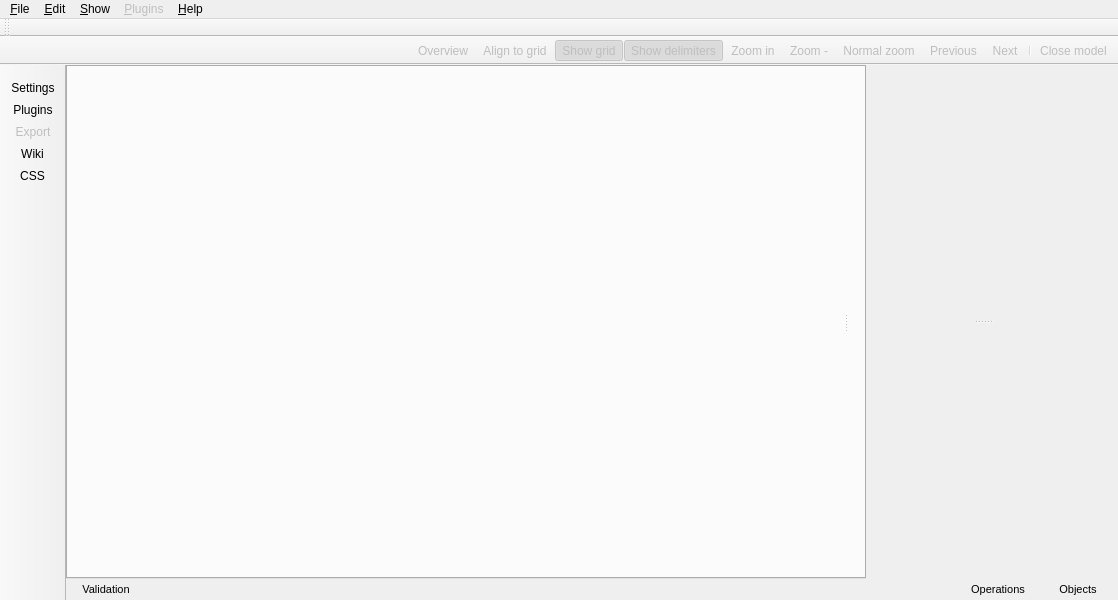
Qt form libpgmodeler_ui/ui/mainwindow.ui (pgmodeler/pgmodeler) before a commit.
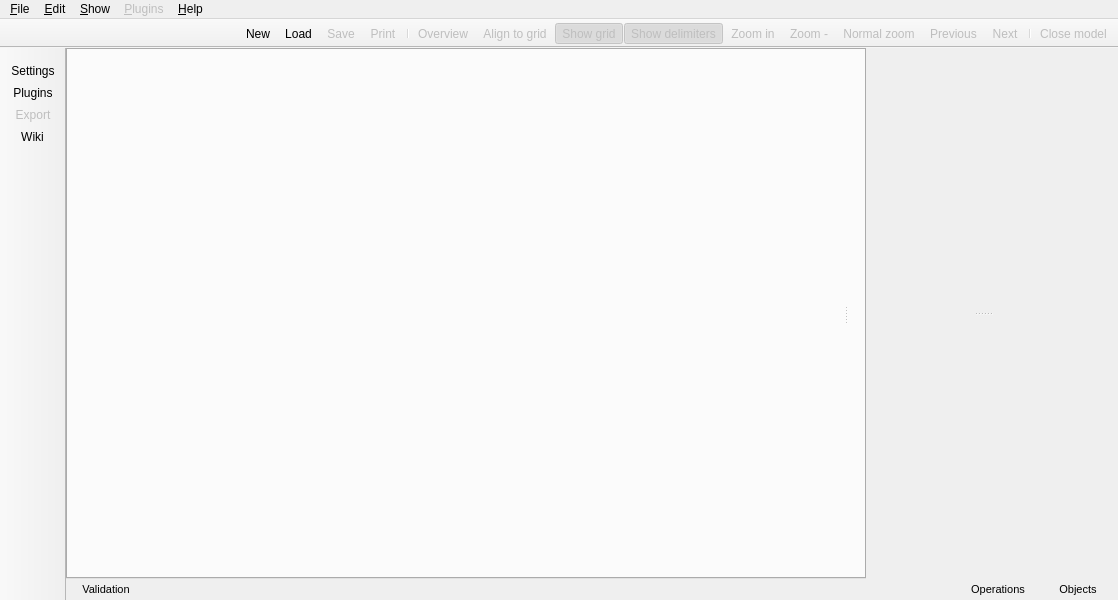
The same form after that commit. Icons and pictures are not drawn.

Commit message: Finished main window restyling.

Diff of the .ui file:
```diff
--- a/libpgmodeler_ui/ui/mainwindow.ui
+++ b/libpgmodeler_ui/ui/mainwindow.ui
@@ -91,6 +91,9 @@
       <property name="opaqueResize">
        <bool>true</bool>
       </property>
+      <property name="handleWidth">
+       <number>5</number>
+      </property>
       <property name="childrenCollapsible">
        <bool>false</bool>
       </property>
@@ -172,6 +175,9 @@
           <property name="orientation">
            <enum>Qt::Vertical</enum>
           </property>
+          <property name="handleWidth">
+           <number>5</number>
+          </property>
           <property name="childrenCollapsible">
            <bool>false</bool>
           </property>
@@ -413,55 +419,6 @@
    <addaction name="plugins_menu"/>
    <addaction name="about_menu"/>
   </widget>
-  <widget class="QToolBar" name="plugins_tb">
-   <property name="enabled">
-    <bool>true</bool>
-   </property>
-   <property name="sizePolicy">
-    <sizepolicy hsizetype="Preferred" vsizetype="Fixed">
-     <horstretch>0</horstretch>
-     <verstretch>0</verstretch>
-    </sizepolicy>
-   </property>
-   <property name="minimumSize">
-    <size>
-     <width>0</width>
-     <height>0</height>
-    </size>
-   </property>
-   <property name="font">
-    <font>
-     <pointsize>7</pointsize>
-    </font>
-   </property>
-   <property name="windowTitle">
-    <string>Plugins</string>
-   </property>
-   <property name="movable">
-    <bool>true</bool>
-   </property>
-   <property name="allowedAreas">
-    <set>Qt::AllToolBarAreas</set>
-   </property>
-   <property name="iconSize">
-    <size>
-     <width>32</width>
-     <height>32</height>
-    </size>
-   </property>
-   <property name="toolButtonStyle">
-    <enum>Qt::ToolButtonTextUnderIcon</enum>
-   </property>
-   <property name="floatable">
-    <bool>false</bool>
-   </property>
-   <attribute name="toolBarArea">
-    <enum>TopToolBarArea</enum>
-   </attribute>
-   <attribute name="toolBarBreak">
-    <bool>false</bool>
-   </attribute>
-  </widget>
   <widget class="QToolBar" name="control_tb">
    <property name="minimumSize">
     <size>
@@ -500,7 +457,7 @@
     <enum>TopToolBarArea</enum>
    </attribute>
    <attribute name="toolBarBreak">
-    <bool>true</bool>
+    <bool>false</bool>
    </attribute>
    <addaction name="action_close_model"/>
    <addaction name="separator"/>
@@ -513,6 +470,11 @@
    <addaction name="action_show_grid"/>
    <addaction name="action_alin_objs_grade"/>
    <addaction name="action_overview"/>
+   <addaction name="separator"/>
+   <addaction name="action_print"/>
+   <addaction name="action_save_model"/>
+   <addaction name="action_load_model"/>
+   <addaction name="action_new_model"/>
   </widget>
   <widget class="QToolBar" name="model_tb">
    <property name="minimumSize">
@@ -584,7 +546,6 @@
    <addaction name="action_plugins"/>
    <addaction name="action_export"/>
    <addaction name="action_wiki"/>
-   <addaction name="action_css"/>
   </widget>
   <action name="action_new_model">
    <property name="icon">
```
Left out of the diff: 15 changed lines with no effect on the pictures. The commit also changes 7 other files.
